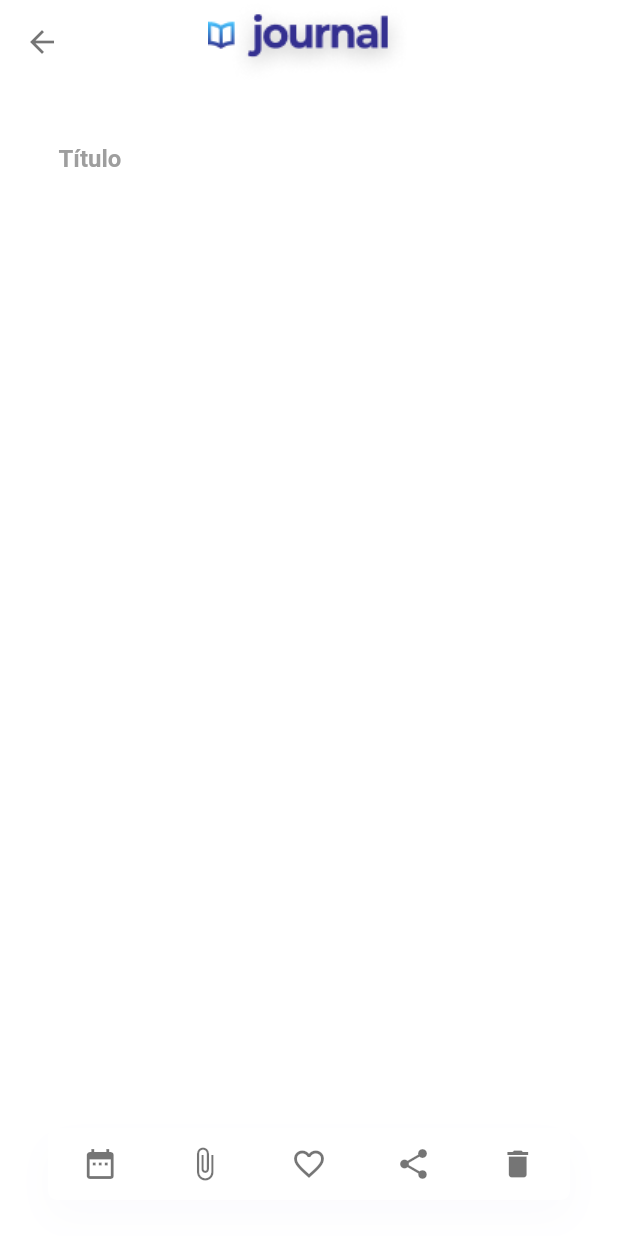
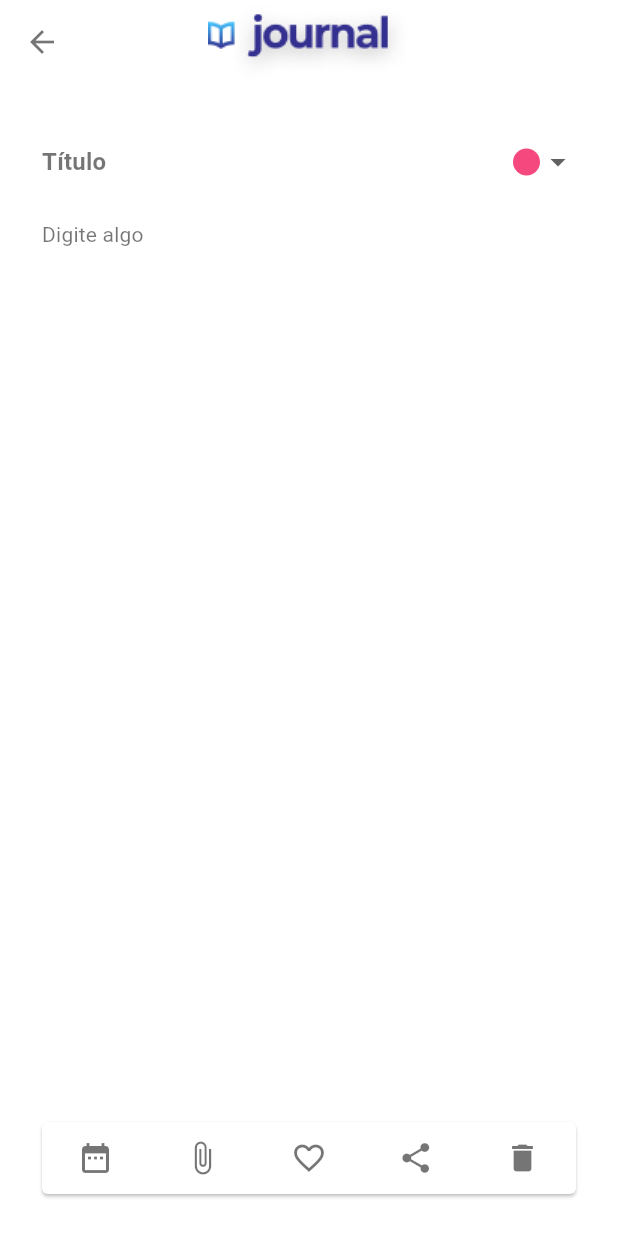
Before and after one commit to tamirfaria/bloco-de-notas, a Flutter app: the NewNotePage screen opened directly, on a phone screen of 412 x 824 dp. Run offline on Flutter 3.47's test engine with Material 2 defaults, Android fonts, the phone set to English and light mode, and no system bars; missing offline and left inert: animated_card.

Commit message:
refactor: DropDownItemData implementation

```diff
--- a/lib/src/features/new_note/new_note_page.dart
+++ b/lib/src/features/new_note/new_note_page.dart
@@ -1,4 +1,7 @@
 // ignore_for_file: prefer_const_literals_to_create_immutables
+
+import 'package:bloco_de_notas/src/model/drop_down_item_data.dart';
+import 'package:bloco_de_notas/src/shared/constants/app_colors.dart';
 import 'package:bloco_de_notas/src/shared/constants/app_images.dart';
 import 'package:flutter/material.dart';
 
@@ -10,6 +13,25 @@ class NewNotePage extends StatefulWidget {
 }
 
 class _NewNotePageState extends State<NewNotePage> {
+  late DropDownItemData _value = const DropDownItemData(
+    color: AppColors.pink,
+    value: 'pink',
+  );
+
+  final List<DropDownItemData> list = [
+    const DropDownItemData(color: AppColors.pink, value: 'pink'),
+    const DropDownItemData(color: AppColors.green, value: 'green'),
+    const DropDownItemData(color: AppColors.purple, value: 'purple'),
+    const DropDownItemData(color: AppColors.cyan, value: 'cyan'),
+    const DropDownItemData(color: AppColors.yellow, value: 'yellow'),
+  ];
+
+  @override
+  void initState() {
+    _value = list[0];
+    super.initState();
+  }
+
   @override
   Widget build(BuildContext context) {
     return Scaffold(
@@ -25,47 +47,123 @@ class _NewNotePageState extends State<NewNotePage> {
           AppImages.journalNotesPage,
         ),
       ),
-      body: Column(
-        mainAxisAlignment: MainAxisAlignment.spaceBetween,
-        mainAxisSize: MainAxisSize.max,
+      body: Stack(
         children: [
-          const Padding(
-            padding: EdgeInsets.only(
-              top: 40.0,
-              right: 28.0,
-              bottom: 16.0,
-              left: 39.0,
+          SingleChildScrollView(
+            physics: const BouncingScrollPhysics(),
+            child: Padding(
+              padding: const EdgeInsets.all(28.0),
+              child: Column(
+                mainAxisAlignment: MainAxisAlignment.start,
+                children: [
+                  Flex(
+                    direction: Axis.horizontal,
+                    children: [
+                      const Expanded(
+                        child: TextField(
+                          decoration: InputDecoration(
+                            hintText: 'Título',
+                            hintStyle: TextStyle(
+                              fontFamily: 'Roboto',
+                              fontWeight: FontWeight.w700,
+                              fontSize: 16.0,
+                              letterSpacing: 0.15,
+                              color: Colors.black54,
                             ),
-            child: Align(
-              alignment: Alignment.topLeft,
-              child: Text(
-                "Título",
-                style: TextStyle(
-                  color: Colors.grey,
-                  fontSize: 16,
+                            labelStyle: TextStyle(
+                              fontFamily: 'Roboto',
                               fontWeight: FontWeight.w700,
+                              fontSize: 16.0,
+                              letterSpacing: 0.15,
+                              color: Colors.black54,
+                            ),
+                            border: InputBorder.none,
+                            errorBorder: InputBorder.none,
+                            enabledBorder: InputBorder.none,
+                            focusedBorder: InputBorder.none,
+                            disabledBorder: InputBorder.none,
+                            focusedErrorBorder: InputBorder.none,
                           ),
                         ),
                       ),
+                      DropdownButton(
+                        underline: Container(),
+                        onChanged: (void value) {
+                          setState(() {
+                            _value = value as DropDownItemData;
+                          });
+                        },
+                        value: _value,
+                        selectedItemBuilder: (BuildContext context) {
+                          return list.map<Widget>((DropDownItemData item) {
+                            return Center(
+                              child: Container(
+                                height: 18.0,
+                                width: 18.0,
+                                decoration: BoxDecoration(
+                                    color: _value.color,
+                                    shape: BoxShape.circle),
                               ),
-          Align(
+                            );
+                          }).toList();
+                        },
+                        focusColor: Colors.transparent,
+                        items: list
+                            .map(
+                              (item) => DropdownMenuItem(
+                                value: item,
+                                child: Container(
+                                  height: 18.0,
+                                  width: 18.0,
+                                  decoration: BoxDecoration(
+                                    color: item.color,
+                                    shape: BoxShape.circle,
+                                  ),
+                                ),
+                              ),
+                            )
+                            .toList(),
+                      ),
+                    ],
+                  ),
+                  const TextField(
+                    maxLines: null,
+                    minLines: null,
+                    decoration: InputDecoration(
+                      hintText: 'Digite algo',
+                      hintStyle: TextStyle(
+                        fontFamily: 'Roboto',
+                        fontSize: 14.0,
+                        fontWeight: FontWeight.w400,
+                        letterSpacing: 0.15,
+                        color: Colors.black54,
+                      ),
+                      border: InputBorder.none,
+                      errorBorder: InputBorder.none,
+                      enabledBorder: InputBorder.none,
+                      focusedBorder: InputBorder.none,
+                      disabledBorder: InputBorder.none,
+                      focusedErrorBorder: InputBorder.none,
+                    ),
+                  ),
+                  const SizedBox(height: 24.0),
+                ],
+              ),
+            ),
+          ),
+          Visibility(
+            visible: MediaQuery.of(context).viewInsets.bottom == 0,
+            child: Align(
               alignment: Alignment.bottomCenter,
               child: Padding(
-              padding:
-                  const EdgeInsets.symmetric(horizontal: 32.0, vertical: 24.0),
-              child: Container(
-                height: 48.0,
-                decoration: BoxDecoration(
-                  borderRadius: BorderRadius.circular(6),
-                  boxShadow: [
-                    const BoxShadow(
-                      color: Color.fromARGB(12, 167, 164, 214),
-                      offset: Offset(0, 12),
-                      blurRadius: 21,
-                    )
-                  ],
-                  color: Colors.white,
+                padding: const EdgeInsets.only(
+                  left: 24.0,
+                  right: 24.0,
+                  bottom: 24.0,
                 ),
+                child: SafeArea(
+                  bottom: true,
+                  child: Card(
                     child: Row(
                       mainAxisAlignment: MainAxisAlignment.spaceAround,
                       crossAxisAlignment: CrossAxisAlignment.center,
@@ -110,6 +208,8 @@ class _NewNotePageState extends State<NewNotePage> {
                   ),
                 ),
               ),
+            ),
+          ),
         ],
       ),
     );
```
Lines whose indentation alone changed are shown as unchanged.
